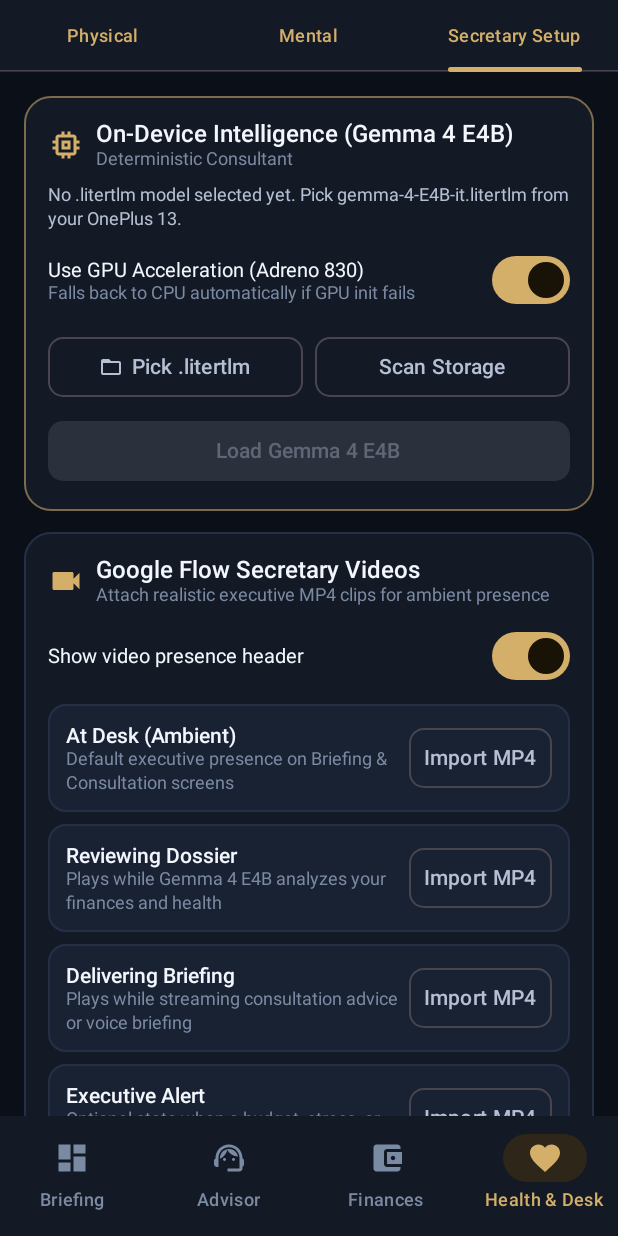
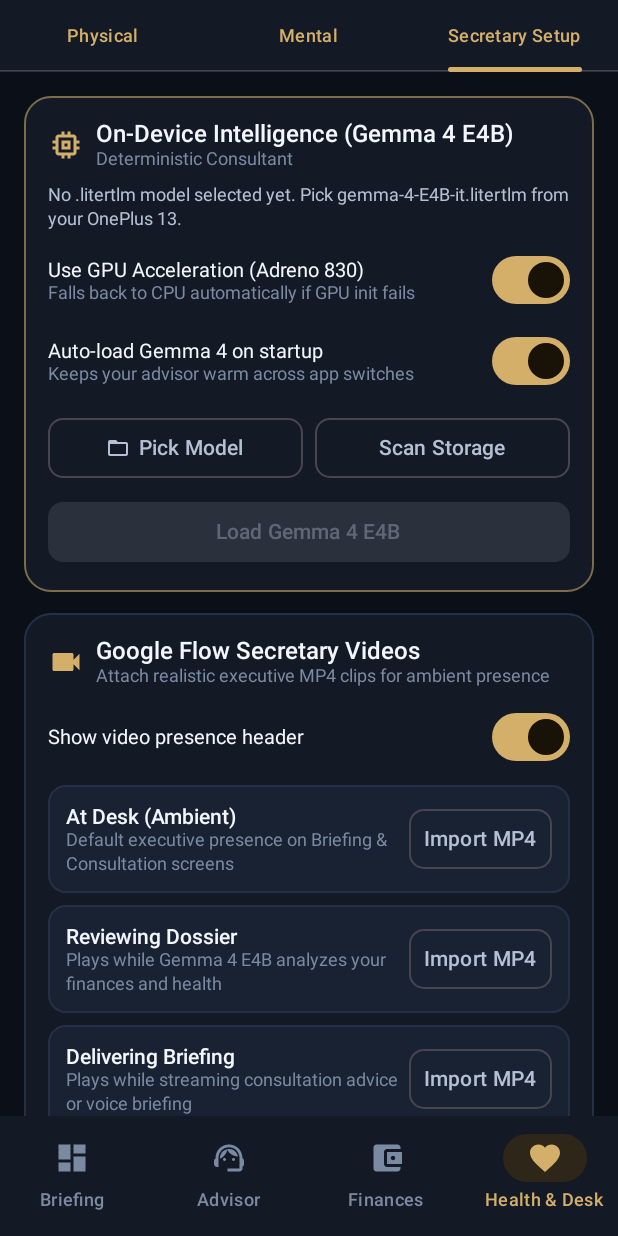
Before and after one commit to Siroj-ai/personal-secretary, an Android app built with Jetpack Compose: the screen it shows after launch (MainActivity), after a tap on "Setup", on a phone screen of 412 x 824 dp. Run offline under Robolectric (Android 15) with nearby library versions, the phone set to English and light mode, and no system bars; libraries missing offline, so code that uses them is left out: androidx.health.connect, com.google.ai.edge; 7 statements that could not run were skipped; 3 other taps on this screen came first.

Commit message:
Release v1.0.1: Keep Gemma 4 warm, auto-load on launch, dark system bars, UI polish
- Keep Gemma 4 E4B loaded across app switches (only unload under severe memory pressure)

- Add optional Auto-load Gemma 4 on startup toggle in Secretary Setup

- Fix status bar icons to bright white and navigation bar to dark obsidian

- Fix Pick Model button text clipping

```diff
--- a/app/build.gradle.kts
+++ b/app/build.gradle.kts
@@ -18,7 +18,7 @@ fun parseSemverCode(version: String): Int {
 val resolvedVersionName: String = (
     providers.gradleProperty("RELEASE_VERSION_NAME").orNull
         ?: System.getenv("RELEASE_VERSION_NAME")
-        ?: "1.0.0"
+        ?: "1.0.1"
     ).trim().removePrefix("v").removePrefix("V")
 
 val resolvedVersionCode: Int = (
--- a/app/src/main/java/com/personalsecretary/app/MainActivity.kt
+++ b/app/src/main/java/com/personalsecretary/app/MainActivity.kt
@@ -2,9 +2,11 @@ package com.personalsecretary.app
 
 import android.Manifest
 import android.content.ComponentCallbacks2
+import android.graphics.Color as AndroidColor
 import android.os.Build
 import android.os.Bundle
 import androidx.activity.ComponentActivity
+import androidx.activity.SystemBarStyle
 import androidx.activity.compose.rememberLauncherForActivityResult
 import androidx.activity.compose.setContent
 import androidx.activity.enableEdgeToEdge
@@ -60,7 +62,10 @@ class MainActivity : ComponentActivity() {
 
     override fun onCreate(savedInstanceState: Bundle?) {
         super.onCreate(savedInstanceState)
-        enableEdgeToEdge()
+        enableEdgeToEdge(
+            statusBarStyle = SystemBarStyle.dark(AndroidColor.TRANSPARENT),
+            navigationBarStyle = SystemBarStyle.dark(AndroidColor.parseColor("#0B0F17"))
+        )
 
         setContent {
             PersonalSecretaryTheme {
@@ -95,7 +100,7 @@ class MainActivity : ComponentActivity() {
 
     override fun onTrimMemory(level: Int) {
         super.onTrimMemory(level)
-        if (level >= ComponentCallbacks2.TRIM_MEMORY_BACKGROUND) {
+        if (level >= ComponentCallbacks2.TRIM_MEMORY_COMPLETE) {
             viewModel.onMemoryPressure()
         }
     }
--- a/app/src/main/java/com/personalsecretary/app/data/Models.kt
+++ b/app/src/main/java/com/personalsecretary/app/data/Models.kt
@@ -147,6 +147,7 @@ data class SecretaryProfile(
     val appsScriptUrl: String = "",
     val modelPath: String = "",
     val preferGpuBackend: Boolean = true,
+    val autoLoadModelOnStart: Boolean = true,
     val voiceBriefingEnabled: Boolean = false,
     val showVideoPresence: Boolean = true,
     val videoMuted: Boolean = true,
--- a/app/src/main/java/com/personalsecretary/app/ui/screens/HealthAndSetupScreen.kt
+++ b/app/src/main/java/com/personalsecretary/app/ui/screens/HealthAndSetupScreen.kt
@@ -612,6 +612,22 @@ private fun SecretarySetupTabContent(
                     )
                 }
 
+                Spacer(Modifier.height(6.dp))
+                Row(
+                    modifier = Modifier.fillMaxWidth(),
+                    verticalAlignment = Alignment.CenterVertically,
+                    horizontalArrangement = Arrangement.SpaceBetween
+                ) {
+                    Column(modifier = Modifier.weight(1f)) {
+                        Text("Auto-load Gemma 4 on startup", style = MaterialTheme.typography.bodyMedium, color = TextPrimary)
+                        Text("Keeps your advisor warm across app switches", style = MaterialTheme.typography.bodySmall, color = TextMuted)
+                    }
+                    Switch(
+                        checked = profile.autoLoadModelOnStart,
+                        onCheckedChange = { onSaveProfile(profile.copy(autoLoadModelOnStart = it)) }
+                    )
+                }
+
                 Spacer(Modifier.height(10.dp))
                 Row(horizontalArrangement = Arrangement.spacedBy(8.dp)) {
                     OutlinedButton(
@@ -621,7 +637,7 @@ private fun SecretarySetupTabContent(
                     ) {
                         Icon(Icons.Default.FolderOpen, contentDescription = null, modifier = Modifier.size(16.dp))
                         Spacer(Modifier.width(6.dp))
-                        Text("Pick .litertlm", maxLines = 1)
+                        Text("Pick Model", maxLines = 1)
                     }
                     OutlinedButton(
                         onClick = onScanModels,
@@ -699,7 +715,7 @@ private fun SecretarySetupTabContent(
                                 Column(modifier = Modifier.weight(1f)) {
                                     Text(slot.title, style = MaterialTheme.typography.titleSmall, color = TextPrimary)
                                     Text(
-                                        text = if (exists && assigned != null) "Assigned (${File(assigned).length() / 1024} KB)" else slot.subtitle,
+                                        text = if (assigned != null && exists) "Assigned (${File(assigned).length() / 1024} KB)" else slot.subtitle,
                                         style = MaterialTheme.typography.bodySmall,
                                         color = if (exists) EmeraldAccent else TextMuted
                                     )
--- a/app/src/main/java/com/personalsecretary/app/viewmodel/SecretaryViewModel.kt
+++ b/app/src/main/java/com/personalsecretary/app/viewmodel/SecretaryViewModel.kt
@@ -167,6 +167,9 @@ class SecretaryViewModel(application: Application) : AndroidViewModel(applicatio
             }
             recomputeSnapshot()
             refreshPermissionsAndSteps()
+            if (resolvedProfile.autoLoadModelOnStart && resolvedProfile.modelPath.isNotBlank() && File(resolvedProfile.modelPath).exists()) {
+                loadGemmaModel()
+            }
             if (resolvedProfile.autoCheckUpdates && resolvedProfile.githubRepo.contains("/")) {
                 checkForOtaUpdate(silent = true)
             }
```
Also changed, not shown: 1 other file.
